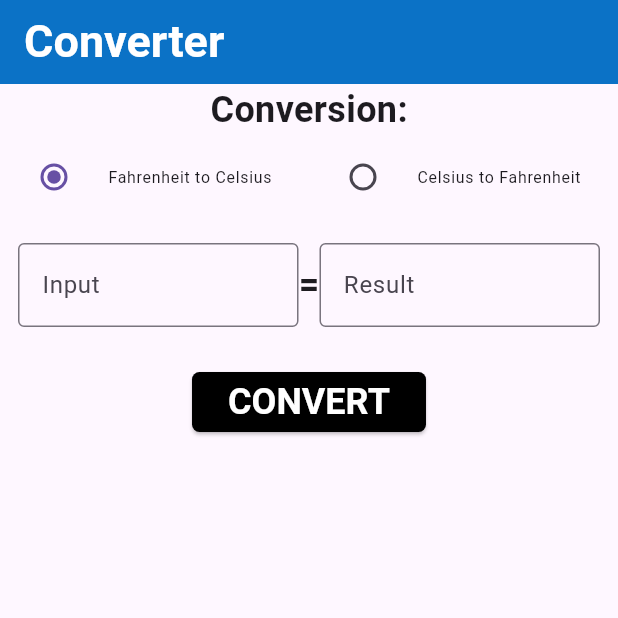
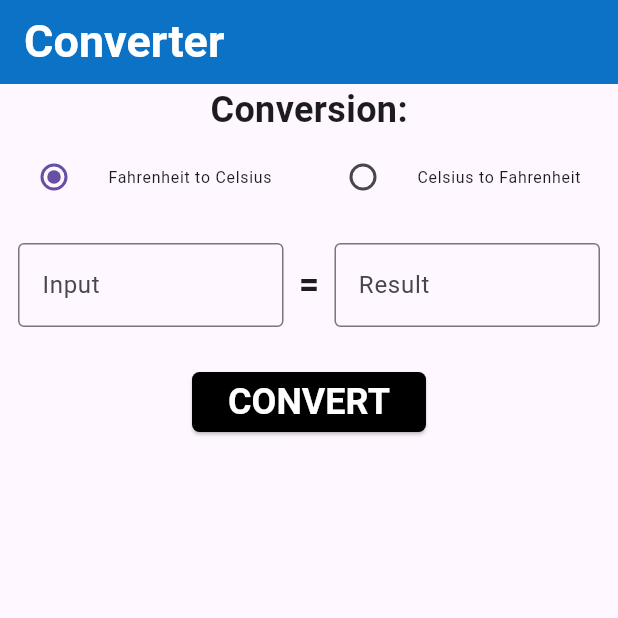
Before and after one commit to jrwaka/temperature_converter_app, a Flutter app: the screen it shows after launch, on a phone screen of 412 x 824 dp, the top half of it. Run offline on Flutter 3.47's test engine with Material 3 defaults, Android fonts, the phone set to English and light mode, and no system bars.

Commit message:
Added SizeBox widget to add empty space between the input and the result fields

```diff
--- a/lib/main.dart
+++ b/lib/main.dart
@@ -128,15 +128,17 @@ class _MyAppState extends State<MyApp> {
                       ),
                     ),
 
-                    Container(
-                      child: Text(
-                        "=",
-                        style: TextStyle(
-                          fontSize: 24,
-                          fontWeight: FontWeight.bold,
-                        ),
+                    SizedBox(width: 10),
+
+                    Text(
+                      "=",
+                      style: TextStyle(
+                        fontSize: 24,
+                        fontWeight: FontWeight.bold,
                       ),
                     ),
+
+                    SizedBox(width: 10),
 
                     Expanded(
                       child: TextField(
```
